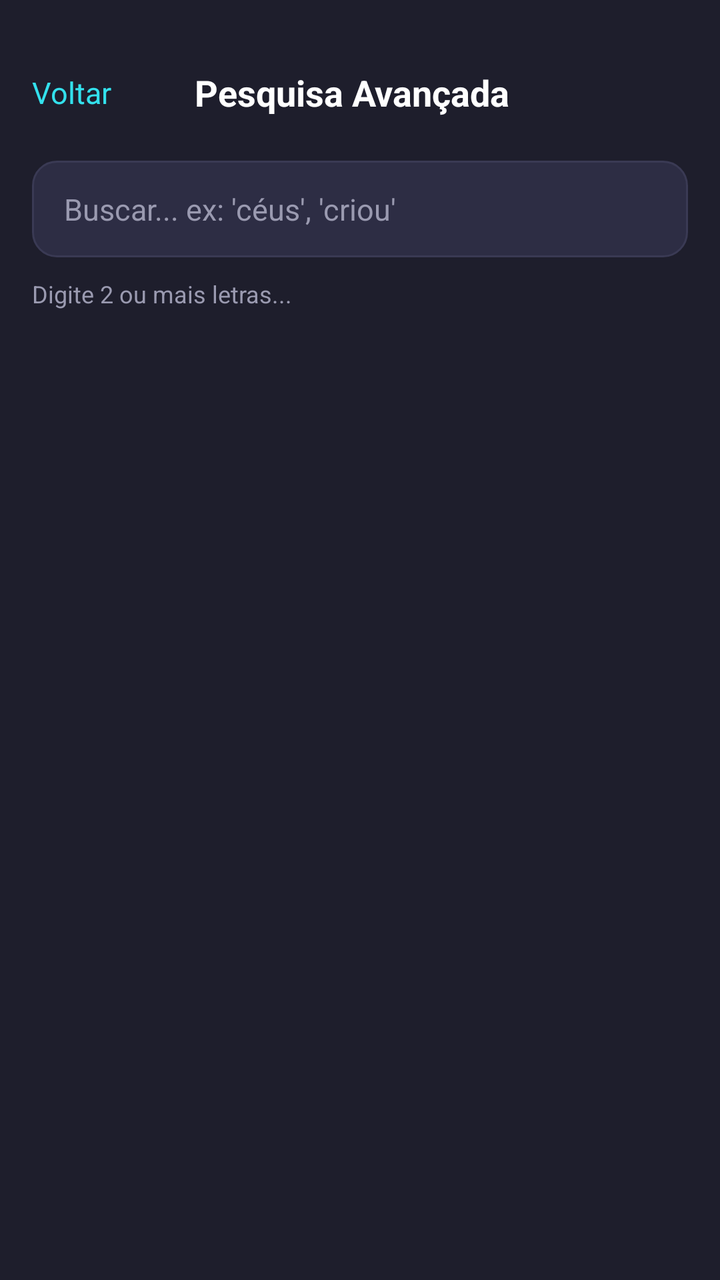
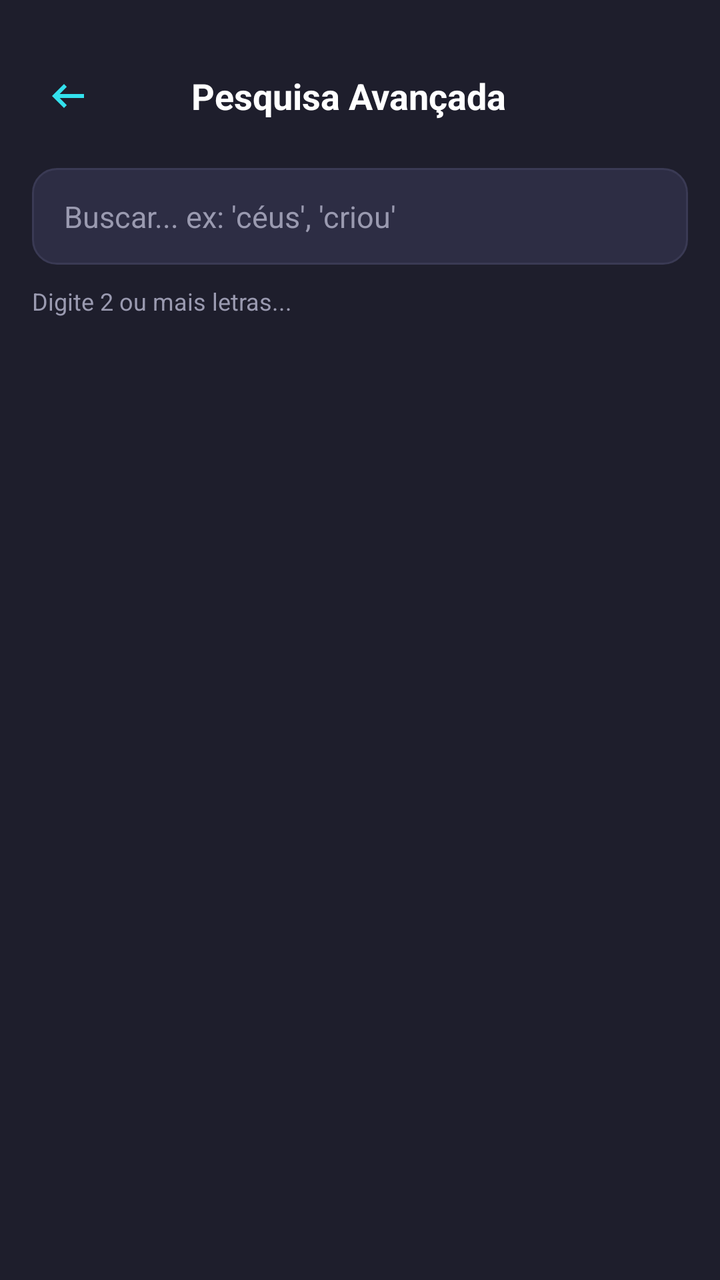

Before-and-after screenshots of an Android layout around one commit, followed by the original layout XML and the change that was made.
<!-- AndroidManifest.xml: application theme Theme.StrongBible -->
<!-- res/layout/screen_search.xml -->
<?xml version="1.0" encoding="utf-8"?>
<LinearLayout xmlns:android="http://schemas.android.com/apk/res/android"
    android:layout_width="match_parent"
    android:layout_height="match_parent"
    android:orientation="vertical"
    android:paddingLeft="16dp"
    android:paddingTop="24dp"
    android:paddingRight="16dp"
    android:paddingBottom="16dp"
    android:background="?attr/appBackgroundColor"> <LinearLayout
        android:layout_width="match_parent"
        android:layout_height="wrap_content"
        android:orientation="horizontal"
        android:gravity="center_vertical"
        android:paddingBottom="12dp">

        <TextView
            android:id="@+id/back_btn_search"
            android:layout_width="wrap_content"
            android:layout_height="wrap_content"
            android:text="Voltar"
            android:textColor="?attr/appColorAccent" android:textSize="15sp"
            android:paddingRight="12dp"
            android:paddingTop="12dp"
            android:paddingBottom="12dp"
            android:foreground="?android:attr/selectableItemBackground"
            android:clickable="true"
            android:focusable="true"/>

        <TextView
            android:layout_width="0dp"
            android:layout_height="wrap_content"
            android:layout_weight="1"
            android:text="Pesquisa Avançada"
            android:textColor="?attr/appTextColorPrimary" android:textSize="18sp"
            android:gravity="center"
            android:textStyle="bold" />

        <View
            android:layout_width="60dp"
            android:layout_height="1dp" />
    </LinearLayout>

    <EditText
        android:id="@+id/search_input"
        android:layout_width="match_parent"
        android:layout_height="wrap_content"
        android:hint="Buscar... ex: 'céus', 'criou' "
        android:textColorHint="?attr/appTextColorSecondary" android:textColor="?attr/appTextColorPrimary" android:textSize="15sp"
        android:paddingLeft="16dp"
        android:paddingTop="14dp"
        android:paddingRight="16dp"
        android:paddingBottom="14dp"
        android:background="@drawable/bg_card_border" android:singleLine="true" />

    <TextView
        android:id="@+id/label_results"
        android:layout_width="wrap_content"
        android:layout_height="wrap_content"
        android:text="Digite 2 ou mais letras..."
        android:textColor="?attr/appTextColorSecondary" android:textSize="12sp"
        android:paddingTop="10dp"
        android:paddingBottom="10dp" />

    <ScrollView
        android:layout_width="match_parent"
        android:layout_height="0dp"
        android:layout_weight="1">

        <LinearLayout
            android:id="@+id/results_container"
            android:layout_width="match_parent"
            android:layout_height="wrap_content"
            android:orientation="vertical" />
    </ScrollView>
</LinearLayout>
<!-- resources referenced by this layout -->
<resources>
  <!-- drawable bg_card_border (drawable) -->
  <?xml version="1.0" encoding="utf-8"?>
  <shape xmlns:android="http://schemas.android.com/apk/res/android">
      <solid android:color="?attr/appColorSurface"/>
      <corners android:radius="12dp"/>
      <stroke android:width="1dp" android:color="?attr/appColorStroke"/>
  </shape>
  <style name="Theme.StrongBible" parent="android:Theme.DeviceDefault.NoActionBar">
          <item name="appBackgroundColor">@color/brand_blue_dark</item>
          <item name="appTextColorPrimary">@color/pure_white</item>
          <item name="appColorAccent">@color/brand_blue_bright</item>
          <item name="appColorSurface">@color/surface_blue_card</item>
          <item name="appColorStroke">@color/stroke_blue</item>
          <item name="appTextColorSecondary">@color/text_secondary_blue</item>
          <item name="appTabSelectedColor">@color/pure_white</item>
  
          <item name="android:windowBackground">?attr/appBackgroundColor</item>
      </style>
  <color name="brand_blue_dark">#1E1E2C</color>
  <color name="pure_white">#FFFFFF</color>
  <color name="brand_blue_bright">#33E1ED</color>
  <color name="surface_blue_card">#2D2D44</color>
  <color name="stroke_blue">#3A3A54</color>
  <color name="text_secondary_blue">#9A9AB0</color>
</resources>

<!-- the commit's change to res/layout/screen_search.xml (unified diff, before → after) -->
@@ -14,12 +14,12 @@
         android:gravity="center_vertical"
         android:paddingBottom="12dp">
 
-        <TextView
+        <ImageView
             android:id="@+id/back_btn_search"
-            android:layout_width="wrap_content"
-            android:layout_height="wrap_content"
-            android:text="Voltar"
-            android:textColor="?attr/appColorAccent" android:textSize="15sp"
+            android:layout_width="48dp"
+            android:layout_height="48dp"
+            android:src="@drawable/ic_arrow_left"
+            android:tint="?attr/appColorAccent"
             android:paddingRight="12dp"
             android:paddingTop="12dp"
             android:paddingBottom="12dp"
<!-- resource entries referenced after the edit -->
@@ -7,6 +7,18 @@
       <corners android:radius="12dp"/>
       <stroke android:width="1dp" android:color="?attr/appColorStroke"/>
   </shape>
+  <!-- drawable ic_arrow_left (drawable) -->
+  <vector xmlns:android="http://schemas.android.com/apk/res/android"
+      android:width="24dp"
+      android:height="24dp"
+      android:viewportWidth="960"
+      android:viewportHeight="960"
+      android:tint="?attr/colorControlNormal"
+      android:autoMirrored="true">
+    <path
+        android:fillColor="@android:color/white"
+        android:pathData="M400,720L160,480L400,240L456,298L314,440L800,440L800,520L314,520L456,662L400,720Z"/>
+  </vector>
   <style name="Theme.StrongBible" parent="android:Theme.DeviceDefault.NoActionBar">
           <item name="appBackgroundColor">@color/brand_blue_dark</item>
           <item name="appTextColorPrimary">@color/pure_white</item>
